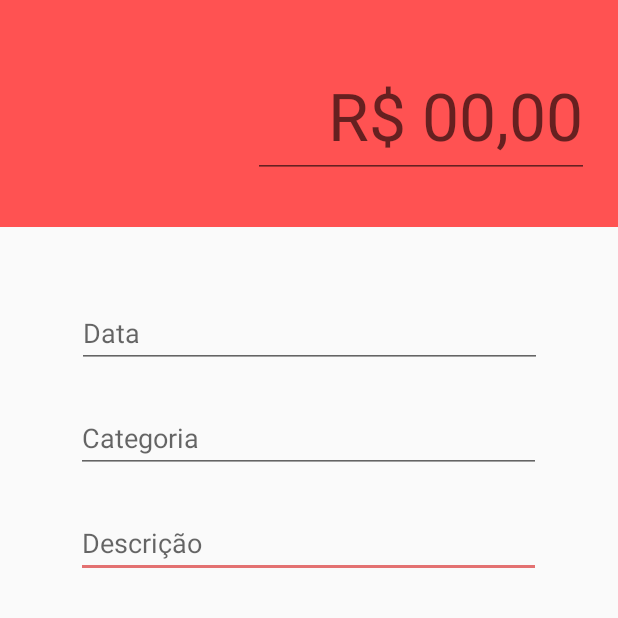
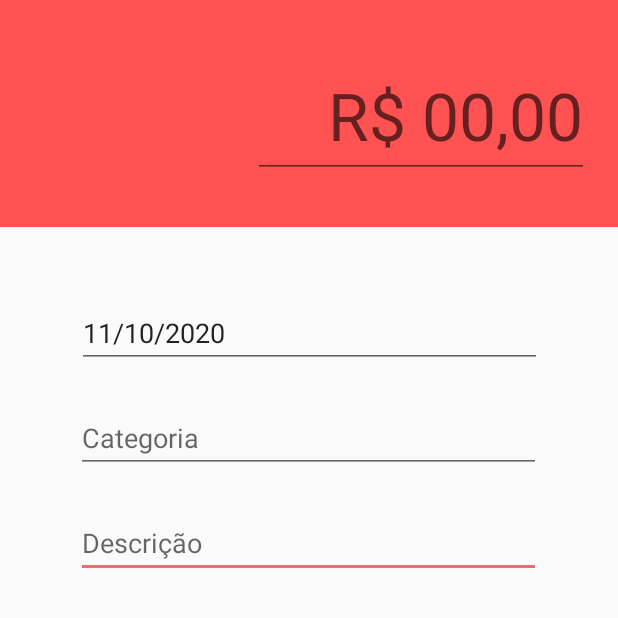
Before and after one commit to cauezito/organizze-clone, an Android app: the screen it shows after launch (DespesaActivity), on a phone screen of 412 x 824 dp, the top half of it. Run offline under Robolectric (Android 15) with nearby library versions, the phone set to English and light mode, and no system bars.

Commit message:
Definindo a data da despesa como a data atual do sistema

```diff
--- a/app/src/main/java/br/com/cauezito/app/organizze/activity/DespesaActivity.java
+++ b/app/src/main/java/br/com/cauezito/app/organizze/activity/DespesaActivity.java
@@ -3,14 +3,26 @@ package br.com.cauezito.app.organizze.activity;
 import androidx.appcompat.app.AppCompatActivity;
 
 import android.os.Bundle;
+import android.widget.EditText;
 
 import br.com.cauezito.app.R;
+import br.com.cauezito.app.organizze.utils.DateCustom;
 
 public class DespesaActivity extends AppCompatActivity {
+
+    EditText valorDespesa, etData, etCategoriaDespesa, etDescricaoDespesa;
 
     @Override
     protected void onCreate(Bundle savedInstanceState) {
         super.onCreate(savedInstanceState);
         setContentView(R.layout.activity_despesa);
+
+        valorDespesa = findViewById(R.id.etValorDespesa);
+        etData = findViewById(R.id.etValorData);
+        etCategoriaDespesa = findViewById(R.id.etCategoriaDespesa);
+        etDescricaoDespesa = findViewById(R.id.etDescricaoDespesa);
+
+        etData.setText(DateCustom.dataAtual());
+
     }
 }
--- /dev/null
+++ b/app/src/main/java/br/com/cauezito/app/organizze/utils/DateCustom.java
@@ -0,0 +1,12 @@
+package br.com.cauezito.app.organizze.utils;
+
+import java.text.SimpleDateFormat;
+
+public class DateCustom {
+
+    public static String dataAtual(){
+        long data = System.currentTimeMillis();
+        SimpleDateFormat simpleDateFormat = new SimpleDateFormat("dd/MM/yyyy");
+        return simpleDateFormat.format(data);
+    }
+}
```
Also changed, not shown: app/src/main/java/br/com/cauezito/app/organizze/model/Usuario.java (+18 -0 lines).
